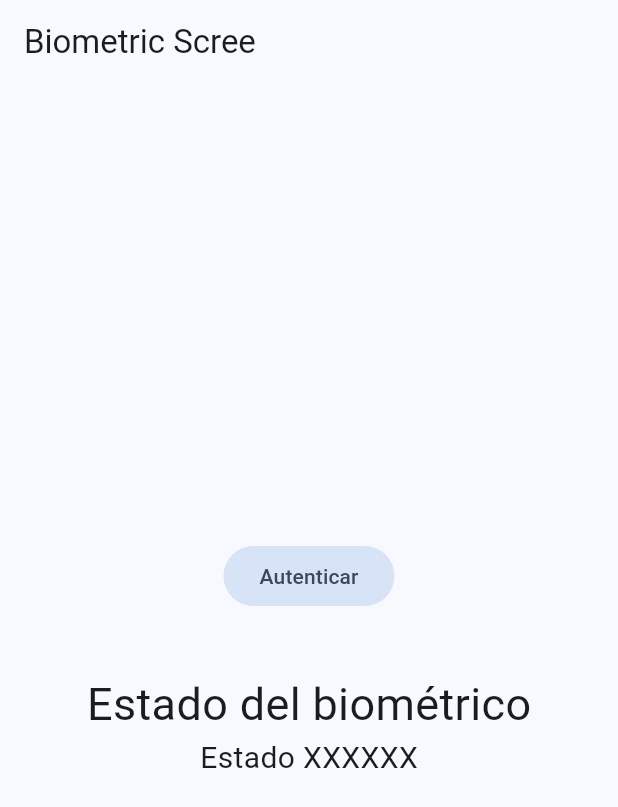
After one commit to AndresCastilloPlata/Miselaneos, a Flutter app: the BiometricScreen screen opened by its route, on a phone screen of 412 x 824 dp. The commit adds this screen. Shown: the top 807 px of the screen. Run offline on Flutter 3.47's test engine with Material 3 defaults, Android fonts, the phone set to English and light mode, and no system bars; our stand-ins replace dio, flutter_compass, flutter_riverpod, go_router, google_fonts, permission_handler and 2 more.

Commit message:
creacion de biometric_screen y ajustes de navegacion

```diff
--- a/lib/Config/router/app_router.dart
+++ b/lib/Config/router/app_router.dart
@@ -4,33 +4,39 @@ import 'package:permissions_app/presentation/screens/screens.dart';
 final router = GoRouter(
   //* General
   routes: [
-    GoRoute(path: '/', builder: (context, state) => HomeScreen()),
+    GoRoute(path: '/', builder: (context, state) => const HomeScreen()),
     GoRoute(
       path: '/permissions',
-      builder: (context, state) => PermissionsScreen(),
+      builder: (context, state) => const PermissionsScreen(),
     ),
 
     //* Sensors
     //* Sensors
-    GoRoute(path: '/gyroscope', builder: (context, state) => GyroscopeScreen()),
+    GoRoute(
+      path: '/gyroscope',
+      builder: (context, state) => const GyroscopeScreen(),
+    ),
     GoRoute(
       path: '/accelerometer',
-      builder: (context, state) => AccelerometerScreen(),
+      builder: (context, state) => const AccelerometerScreen(),
     ),
     GoRoute(
       path: '/magnetometer',
-      builder: (context, state) => MagnetometerScreen(),
+      builder: (context, state) => const MagnetometerScreen(),
     ),
     GoRoute(
       path: '/gyroscope_ball',
-      builder: (context, state) => GyroscopeBallScreen(),
+      builder: (context, state) => const GyroscopeBallScreen(),
     ),
-    GoRoute(path: '/compass', builder: (context, state) => CompassScreen()),
+    GoRoute(
+      path: '/compass',
+      builder: (context, state) => const CompassScreen(),
+    ),
 
     //* Pokemons
     GoRoute(
       path: '/pokemons',
-      builder: (context, state) => PokemonsScreen(),
+      builder: (context, state) => const PokemonsScreen(),
       routes: [
         GoRoute(
           path: ':id',
@@ -41,5 +47,9 @@ final router = GoRouter(
         ),
       ],
     ),
+    GoRoute(
+      path: '/biometrics',
+      builder: (context, state) => const BiometricScreen(),
+    ),
   ],
 );
--- /dev/null
+++ b/lib/presentation/screens/biometrics/biometric_screen.dart
@@ -0,0 +1,27 @@
+import 'package:flutter/material.dart';
+
+class BiometricScreen extends StatelessWidget {
+  const BiometricScreen({super.key});
+
+  @override
+  Widget build(BuildContext context) {
+    return Scaffold(
+      appBar: AppBar(title: const Text('Biometric Scree')),
+      body: Center(
+        child: Column(
+          mainAxisAlignment: MainAxisAlignment.center,
+          children: [
+            FilledButton.tonal(
+              onPressed: () {},
+              child: const Text('Autenticar'),
+            ),
+            //Todo: feedback del proceso
+            const SizedBox(height: 40),
+            const Text('Estado del biométrico', style: TextStyle(fontSize: 30)),
+            const Text('Estado XXXXXX', style: TextStyle(fontSize: 20)),
+          ],
+        ),
+      ),
+    );
+  }
+}
--- a/lib/presentation/screens/screens.dart
+++ b/lib/presentation/screens/screens.dart
@@ -11,3 +11,5 @@ export 'sensors/magnometer_screen.dart';
 
 export 'pokemons/pokemons_screen.dart';
 export 'pokemons/pokemon_screen.dart';
+
+export 'biometrics/biometric_screen.dart';
--- a/lib/presentation/widgets/shared/main_menu.dart
+++ b/lib/presentation/widgets/shared/main_menu.dart
@@ -20,6 +20,7 @@ final menuItems = <MenuItem>[
   ),
   MenuItem('Brújula', Icons.explore_rounded, '/compass'),
   MenuItem('Pokemons', Icons.catching_pokemon, '/pokemons'),
+  MenuItem('Biométricos', Icons.fingerprint, '/biometrics'),
 ];
 
 class MainMenu extends StatelessWidget {
```
